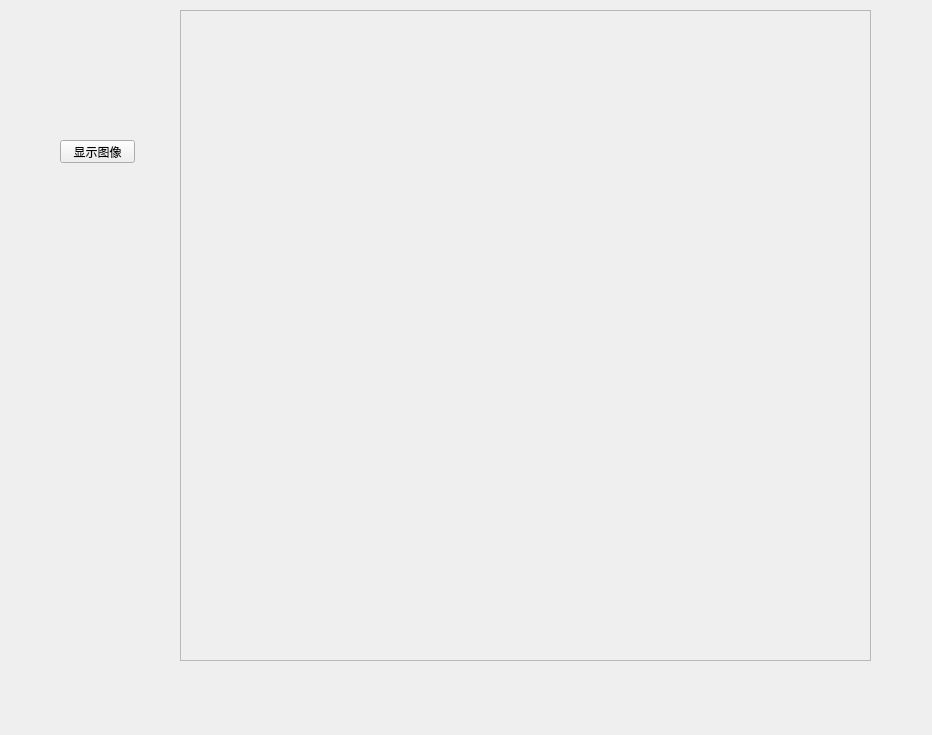
First picture: the form in VisionDemo/VisionDemo.ui, repository 1500136508/VisionDemo, before the edit.
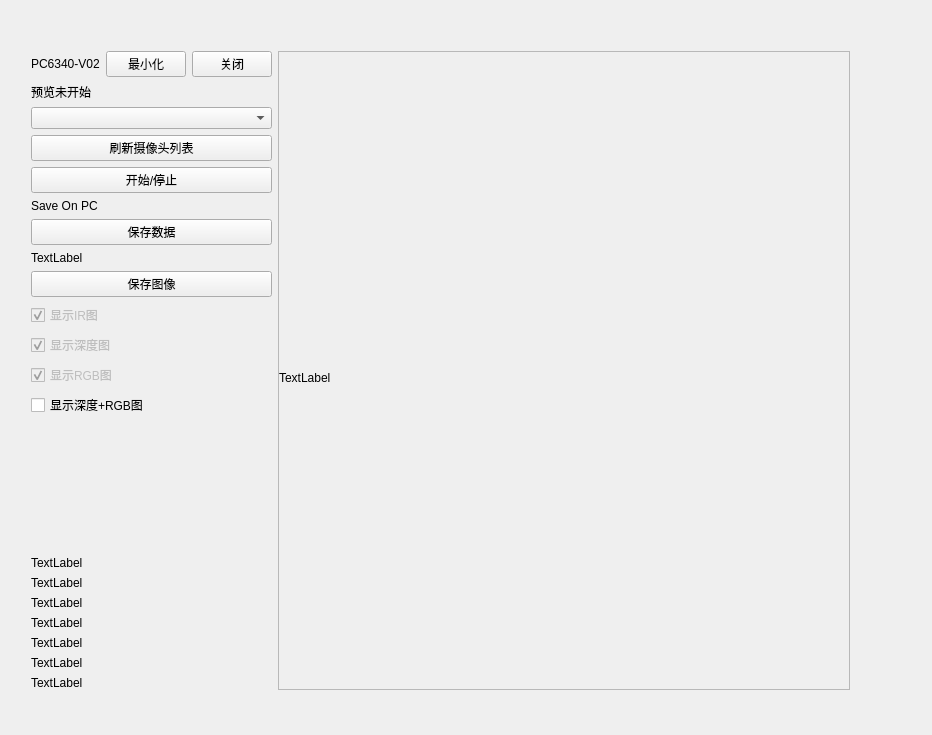
Second picture: the form after the edit. Custom widgets are drawn as their Qt base class.

```diff
--- a/VisionDemo/VisionDemo.ui
+++ b/VisionDemo/VisionDemo.ui
@@ -13,44 +13,270 @@
   <property name="windowTitle">
    <string>VisionDemo</string>
   </property>
-  <widget class="QScrollArea" name="scrollArea">
+  <property name="styleSheet">
+   <string notr="true"/>
+  </property>
+  <widget class="QWidget" name="layoutWidget">
    <property name="geometry">
     <rect>
-     <x>180</x>
-     <y>10</y>
-     <width>691</width>
-     <height>651</height>
+     <x>20</x>
+     <y>40</y>
+     <width>841</width>
+     <height>661</height>
     </rect>
    </property>
-   <property name="widgetResizable">
-    <bool>true</bool>
-   </property>
-   <widget class="QWidget" name="scrollAreaWidgetContents">
-    <property name="geometry">
-     <rect>
-      <x>0</x>
-      <y>0</y>
-      <width>689</width>
-      <height>649</height>
-     </rect>
-    </property>
-   </widget>
-  </widget>
-  <widget class="QPushButton" name="m_btn_ShowImg">
-   <property name="geometry">
-    <rect>
-     <x>60</x>
-     <y>140</y>
-     <width>75</width>
-     <height>23</height>
-    </rect>
-   </property>
-   <property name="text">
-    <string>显示图像</string>
-   </property>
+   <layout class="QHBoxLayout" name="horizontalLayout_2">
+    <item>
+     <layout class="QVBoxLayout" name="verticalLayout_4">
+      <item>
+       <layout class="QHBoxLayout" name="horizontalLayout">
+        <item>
+         <widget class="QLabel" name="label_3">
+          <property name="text">
+           <string>PC6340-V02</string>
+          </property>
+         </widget>
+        </item>
+        <item>
+         <widget class="QPushButton" name="minButton">
+          <property name="text">
+           <string>最小化</string>
+          </property>
+         </widget>
+        </item>
+        <item>
+         <widget class="QPushButton" name="closeButton">
+          <property name="text">
+           <string>关闭</string>
+          </property>
+         </widget>
+        </item>
+       </layout>
+      </item>
+      <item>
+       <layout class="QVBoxLayout" name="verticalLayout">
+        <item>
+         <widget class="QLabel" name="labelModeText">
+          <property name="text">
+           <string>预览未开始</string>
+          </property>
+         </widget>
+        </item>
+        <item>
+         <widget class="QComboBox" name="comboBoxModule"/>
+        </item>
+        <item>
+         <widget class="QPushButton" name="flashCamBtn">
+          <property name="text">
+           <string>刷新摄像头列表</string>
+          </property>
+         </widget>
+        </item>
+       </layout>
+      </item>
+      <item>
+       <layout class="QVBoxLayout" name="verticalLayout_2">
+        <item>
+         <widget class="QPushButton" name="modeButton">
+          <property name="text">
+           <string>开始/停止</string>
+          </property>
+         </widget>
+        </item>
+        <item>
+         <widget class="QLabel" name="label">
+          <property name="text">
+           <string>Save On PC</string>
+          </property>
+         </widget>
+        </item>
+        <item>
+         <widget class="QPushButton" name="optionButton">
+          <property name="text">
+           <string>保存数据</string>
+          </property>
+         </widget>
+        </item>
+        <item>
+         <widget class="QLabel" name="label_2">
+          <property name="text">
+           <string>TextLabel</string>
+          </property>
+         </widget>
+        </item>
+        <item>
+         <widget class="QPushButton" name="saveButton2">
+          <property name="text">
+           <string>保存图像</string>
+          </property>
+         </widget>
+        </item>
+       </layout>
+      </item>
+      <item>
+       <widget class="QCheckBox" name="checkBoxIR">
+        <property name="enabled">
+         <bool>false</bool>
+        </property>
+        <property name="text">
+         <string>显示IR图</string>
+        </property>
+        <property name="checked">
+         <bool>true</bool>
+        </property>
+       </widget>
+      </item>
+      <item>
+       <widget class="QCheckBox" name="checkBoxDepth">
+        <property name="enabled">
+         <bool>false</bool>
+        </property>
+        <property name="text">
+         <string>显示深度图</string>
+        </property>
+        <property name="checked">
+         <bool>true</bool>
+        </property>
+       </widget>
+      </item>
+      <item>
+       <widget class="QCheckBox" name="checkBoxRGB">
+        <property name="enabled">
+         <bool>false</bool>
+        </property>
+        <property name="text">
+         <string>显示RGB图</string>
+        </property>
+        <property name="checked">
+         <bool>true</bool>
+        </property>
+       </widget>
+      </item>
+      <item>
+       <widget class="QCheckBox" name="checkBoxRD">
+        <property name="text">
+         <string>显示深度+RGB图</string>
+        </property>
+       </widget>
+      </item>
+      <item>
+       <spacer name="verticalSpacer">
+        <property name="orientation">
+         <enum>Qt::Vertical</enum>
+        </property>
+        <property name="sizeHint" stdset="0">
+         <size>
+          <width>20</width>
+          <height>40</height>
+         </size>
+        </property>
+       </spacer>
+      </item>
+      <item>
+       <layout class="QVBoxLayout" name="verticalLayout_3">
+        <item>
+         <widget class="QLabel" name="labelFrameRate">
+          <property name="text">
+           <string>TextLabel</string>
+          </property>
+         </widget>
+        </item>
+        <item>
+         <widget class="QLabel" name="labelArea">
+          <property name="text">
+           <string>TextLabel</string>
+          </property>
+         </widget>
+        </item>
+        <item>
+         <widget class="QLabel" name="labelDepthAvg">
+          <property name="text">
+           <string>TextLabel</string>
+          </property>
+         </widget>
+        </item>
+        <item>
+         <widget class="QLabel" name="labelCoordinate">
+          <property name="text">
+           <string>TextLabel</string>
+          </property>
+         </widget>
+        </item>
+        <item>
+         <widget class="QLabel" name="labelxy">
+          <property name="text">
+           <string>TextLabel</string>
+          </property>
+         </widget>
+        </item>
+        <item>
+         <widget class="QLabel" name="labeldeptht">
+          <property name="text">
+           <string>TextLabel</string>
+          </property>
+         </widget>
+        </item>
+        <item>
+         <widget class="QLabel" name="labeldepth">
+          <property name="text">
+           <string>TextLabel</string>
+          </property>
+         </widget>
+        </item>
+       </layout>
+      </item>
+     </layout>
+    </item>
+    <item>
+     <widget class="QScrollArea" name="scrollArea">
+      <property name="mouseTracking">
+       <bool>true</bool>
+      </property>
+      <property name="widgetResizable">
+       <bool>true</bool>
+      </property>
+      <widget class="QWidget" name="scrollAreaWidgetContents">
+       <property name="geometry">
+        <rect>
+         <x>0</x>
+         <y>0</y>
+         <width>605</width>
+         <height>657</height>
+        </rect>
+       </property>
+       <property name="mouseTracking">
+        <bool>false</bool>
+       </property>
+       <property name="tabletTracking">
+        <bool>false</bool>
+       </property>
+       <widget class="QLabel_Mouse" name="showLabel">
+        <property name="geometry">
+         <rect>
+          <x>0</x>
+          <y>0</y>
+          <width>601</width>
+          <height>651</height>
+         </rect>
+        </property>
+        <property name="text">
+         <string>TextLabel</string>
+        </property>
+       </widget>
+      </widget>
+     </widget>
+    </item>
+   </layout>
   </widget>
  </widget>
  <layoutdefault spacing="6" margin="11"/>
+ <customwidgets>
+  <customwidget>
+   <class>QLabel_Mouse</class>
+   <extends>QLabel</extends>
+   <header location="global">qlabel_mouse.h</header>
+  </customwidget>
+ </customwidgets>
  <resources>
   <include location="VisionDemo.qrc"/>
  </resources>
```
